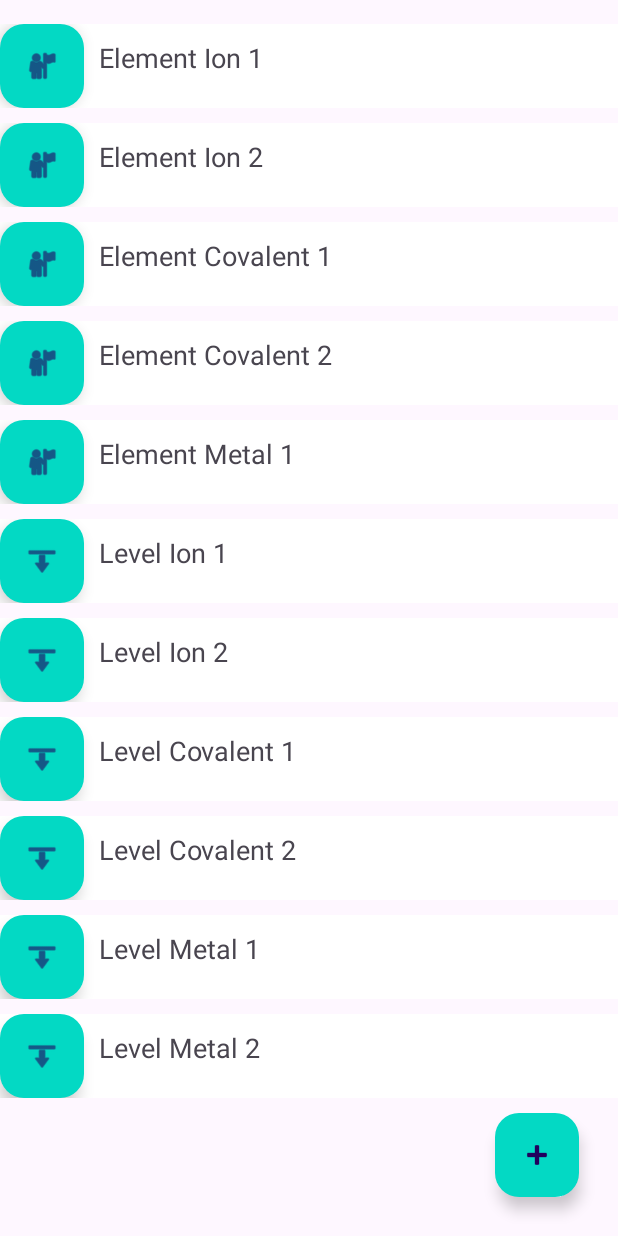
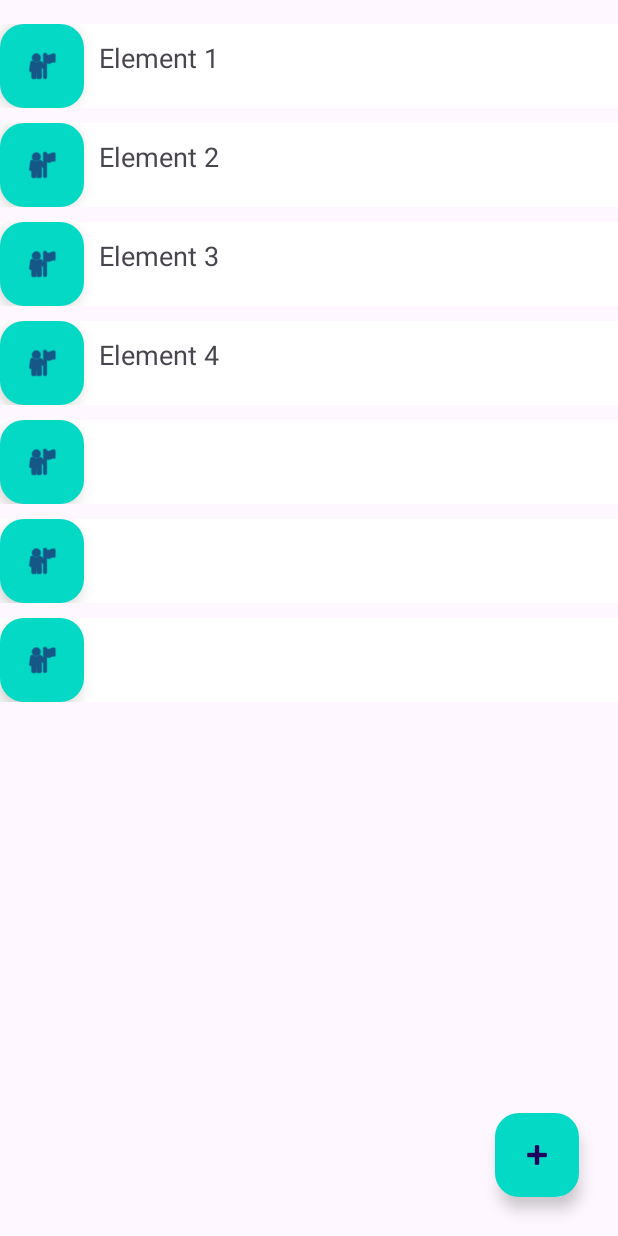
Before and after one commit to jonasMapuche/recipe-android, an Android app: the layout content_main.xml on its own in the app's theme, with its tools: preview values and no code run, on a phone screen of 412 x 824 dp. Run offline under Robolectric (Android 15) with nearby library versions, the phone set to English and light mode, and no system bars.

Commit message:
Inclusão Conexão Java Spring Bot
Alteração para inclusão da conexão através de Web Services ao  projeto Recipe em Java Spring Bot.

```diff
--- a/app/build.gradle.kts
+++ b/app/build.gradle.kts
@@ -45,4 +45,5 @@ dependencies {
     testImplementation("junit:junit:4.13.2")
     androidTestImplementation("androidx.test.ext:junit:1.1.5")
     androidTestImplementation("androidx.test.espresso:espresso-core:3.5.1")
+    implementation ("org.mongodb:mongo-java-driver:3.7.0")
 }
--- a/app/src/main/AndroidManifest.xml
+++ b/app/src/main/AndroidManifest.xml
@@ -1,6 +1,9 @@
 <?xml version="1.0" encoding="utf-8"?>
 <manifest xmlns:android="http://schemas.android.com/apk/res/android"
     xmlns:tools="http://schemas.android.com/tools">
+
+    <uses-permission android:name="android.permission.INTERNET" />
+    <uses-permission android:name="android.permission.ACCESS_NETWORK_STATE" />
 
     <application
         android:allowBackup="true"
@@ -11,6 +14,7 @@
         android:roundIcon="@mipmap/ic_launcher_round"
         android:supportsRtl="true"
         android:theme="@style/Theme.Recipe"
+        android:networkSecurityConfig="@xml/network_security_config"
         tools:targetApi="31">
         <activity
             android:name=".MainActivity"
--- a/app/src/main/res/layout/content_main.xml
+++ b/app/src/main/res/layout/content_main.xml
@@ -19,7 +19,7 @@
             app:layout_constraintTop_toTopOf="parent">
 
             <LinearLayout
-                android:id="@+id/liner_element_ion_1"
+                android:id="@+id/liner_element_1"
                 android:layout_width="match_parent"
                 android:layout_height="wrap_content"
                 android:layout_marginBottom="10dp"
@@ -27,30 +27,30 @@
                 android:orientation="horizontal">
 
                 <com.google.android.material.floatingactionbutton.FloatingActionButton
-                    android:id="@+id/floating_element_ion_1"
+                    android:id="@+id/floating_element_1"
                     android:layout_width="match_parent"
                     android:layout_height="wrap_content"
                     android:layout_weight="1"
                     android:clickable="true"
                     android:backgroundTint="@color/fab"
-                    android:contentDescription="@string/text_element_ion_1"
-                    android:labelFor="@id/text_element_ion_1"
+                    android:contentDescription="@string/text_element_1"
+                    android:labelFor="@id/text_element_1"
                     app:srcCompat="@android:drawable/ic_menu_myplaces" />
 
                 <TextView
-                    android:id="@+id/text_element_ion_1"
+                    android:id="@+id/text_element_1"
                     android:layout_width="wrap_content"
                     android:layout_height="wrap_content"
                     android:layout_marginStart="10dp"
                     android:layout_marginTop="10dp"
                     android:layout_weight="1"
-                    android:text="@string/text_element_ion_1"
+                    android:text="@string/text_element_1"
                     android:textAlignment="gravity"
                     android:textSize="18sp" />
             </LinearLayout>
 
             <LinearLayout
-                android:id="@+id/liner_element_ion_2"
+                android:id="@+id/liner_element_2"
                 android:layout_width="match_parent"
                 android:layout_height="wrap_content"
                 android:layout_marginBottom="10dp"
@@ -58,30 +58,30 @@
                 android:orientation="horizontal">
 
                 <com.google.android.material.floatingactionbutton.FloatingActionButton
-                    android:id="@+id/floating_element_ion_2"
+                    android:id="@+id/floating_element_2"
                     android:layout_width="match_parent"
                     android:layout_height="wrap_content"
                     android:layout_weight="1"
                     android:clickable="true"
                     android:backgroundTint="@color/fab"
-                    android:contentDescription="@string/text_element_ion_2"
-                    android:labelFor="@id/text_element_ion_2"
+                    android:contentDescription="@string/text_element_2"
+                    android:labelFor="@id/text_element_2"
                     app:srcCompat="@android:drawable/ic_menu_myplaces" />
 
                 <TextView
-                    android:id="@+id/text_element_ion_2"
+                    android:id="@+id/text_element_2"
                     android:layout_width="wrap_content"
                     android:layout_height="wrap_content"
                     android:layout_marginStart="10dp"
                     android:layout_marginTop="10dp"
                     android:layout_weight="1"
-                    android:text="@string/text_element_ion_2"
+                    android:text="@string/text_element_2"
                     android:textAlignment="gravity"
                     android:textSize="18sp" />
             </LinearLayout>
 
             <LinearLayout
-                android:id="@+id/liner_element_cov_1"
+                android:id="@+id/liner_element_3"
                 android:layout_width="match_parent"
                 android:layout_height="wrap_content"
                 android:layout_marginBottom="10dp"
@@ -89,30 +89,30 @@
                 android:orientation="horizontal">
 
                 <com.google.android.material.floatingactionbutton.FloatingActionButton
-                    android:id="@+id/floating_element_cov_1"
+                    android:id="@+id/floating_element_3"
                     android:layout_width="match_parent"
                     android:layout_height="wrap_content"
                     android:layout_weight="1"
                     android:clickable="true"
                     android:backgroundTint="@color/fab"
-                    android:contentDescription="@string/text_element_cov_1"
-                    android:labelFor="@id/text_element_cov_1"
+                    android:contentDescription="@string/text_element_3"
+                    android:labelFor="@id/text_element_3"
                     app:srcCompat="@android:drawable/ic_menu_myplaces" />
 
                 <TextView
-                    android:id="@+id/text_element_cov_1"
+                    android:id="@+id/text_element_3"
                     android:layout_width="wrap_content"
                     android:layout_height="wrap_content"
                     android:layout_marginStart="10dp"
                     android:layout_marginTop="10dp"
                     android:layout_weight="1"
-                    android:text="@string/text_element_cov_1"
+                    android:text="@string/text_element_3"
                     android:textAlignment="gravity"
                     android:textSize="18sp" />
             </LinearLayout>
 
             <LinearLayout
-                android:id="@+id/liner_element_cov_2"
+                android:id="@+id/liner_element_4"
                 android:layout_width="match_parent"
                 android:layout_height="wrap_content"
                 android:layout_marginBottom="10dp"
@@ -120,30 +120,30 @@
                 android:orientation="horizontal">
 
                 <com.google.android.material.floatingactionbutton.FloatingActionButton
-                    android:id="@+id/floating_element_cov_2"
+                    android:id="@+id/floating_element_4"
                     android:layout_width="match_parent"
                     android:layout_height="wrap_content"
                     android:layout_weight="1"
                     android:clickable="true"
                     android:backgroundTint="@color/fab"
-                    android:contentDescription="@string/text_element_cov_2"
-                    android:labelFor="@id/text_element_cov_2"
+                    android:contentDescription="@string/text_element_4"
+                    android:labelFor="@id/text_element_4"
                     app:srcCompat="@android:drawable/ic_menu_myplaces" />
 
                 <TextView
-                    android:id="@+id/text_element_cov_2"
+                    android:id="@+id/text_element_4"
                     android:layout_width="wrap_content"
                     android:layout_height="wrap_content"
                     android:layout_marginStart="10dp"
                     android:layout_marginTop="10dp"
                     android:layout_weight="1"
-                    android:text="@string/text_element_cov_2"
+                    android:text="@string/text_element_4"
                     android:textAlignment="gravity"
                     android:textSize="18sp" />
             </LinearLayout>
 
             <LinearLayout
-                android:id="@+id/liner_element_metal_1"
+                android:id="@+id/liner_element_5"
                 android:layout_width="match_parent"
                 android:layout_height="wrap_content"
                 android:layout_marginBottom="10dp"
@@ -151,30 +151,30 @@
                 android:orientation="horizontal">
 
                 <com.google.android.material.floatingactionbutton.FloatingActionButton
-                    android:id="@+id/floating_element_metal_1"
+                    android:id="@+id/floating_element_5"
                     android:layout_width="match_parent"
                     android:layout_height="wrap_content"
                     android:layout_weight="1"
                     android:clickable="true"
                     android:backgroundTint="@color/fab"
-                    android:contentDescription="@string/text_element_metal_1"
-                    android:labelFor="@id/text_element_metal_1"
+                    android:contentDescription="@string/text_element_5"
+                    android:labelFor="@id/text_element_5"
                     app:srcCompat="@android:drawable/ic_menu_myplaces" />
 
                 <TextView
-                    android:id="@+id/text_element_metal_1"
+                    android:id="@+id/text_element_5"
                     android:layout_width="wrap_content"
                     android:layout_height="wrap_content"
                     android:layout_marginStart="10dp"
                     android:layout_marginTop="10dp"
                     android:layout_weight="1"
-                    android:text="@string/text_element_metal_1"
+                    android:text="@string/text_element_5"
                     android:textAlignment="gravity"
                     android:textSize="18sp" />
             </LinearLayout>
 
             <LinearLayout
-                android:id="@+id/liner_level_ion_1"
+                android:id="@+id/liner_element_6"
                 android:layout_width="match_parent"
                 android:layout_height="wrap_content"
                 android:layout_marginBottom="10dp"
@@ -182,31 +182,30 @@
                 android:orientation="horizontal">
 
                 <com.google.android.material.floatingactionbutton.FloatingActionButton
-                    android:id="@+id/floating_level_ion_1"
+                    android:id="@+id/floating_elemtent_6"
                     android:layout_width="match_parent"
                     android:layout_height="wrap_content"
                     android:layout_weight="1"
                     android:clickable="true"
                     android:backgroundTint="@color/fab"
-                    android:contentDescription="@string/text_level_ion_1"
-                    android:labelFor="@id/text_level_ion_1"
-                    android:rotation="180"
-                    android:src="@android:drawable/ic_menu_upload" />
+                    android:contentDescription="@string/text_element_6"
+                    android:labelFor="@id/text_element_6"
+                    android:src="@android:drawable/ic_menu_myplaces" />
 
                 <TextView
-                    android:id="@+id/text_level_ion_1"
+                    android:id="@+id/text_element_6"
                     android:layout_width="wrap_content"
                     android:layout_height="wrap_content"
                     android:layout_marginStart="10dp"
                     android:layout_marginTop="10dp"
                     android:layout_weight="1"
-                    android:text="@string/text_level_ion_1"
+                    android:text="@string/text_element_6"
                     android:textAlignment="gravity"
                     android:textSize="18sp" />
             </LinearLayout>
 
             <LinearLayout
-                android:id="@+id/liner_level_ion_2"
+                android:id="@+id/liner_element_7"
                 android:layout_width="match_parent"
                 android:layout_height="wrap_content"
                 android:layout_marginBottom="10dp"
@@ -214,31 +213,30 @@
                 android:orientation="horizontal">
 
                 <com.google.android.material.floatingactionbutton.FloatingActionButton
-                    android:id="@+id/floating_level_ion_2"
+                    android:id="@+id/floating_element_7"
                     android:layout_width="match_parent"
                     android:layout_height="wrap_content"
                     android:layout_weight="1"
                     android:clickable="true"
                     android:backgroundTint="@color/fab"
-                    android:contentDescription="@string/text_level_ion_2"
-                    android:labelFor="@id/text_level_ion_2"
-                    android:rotation="180"
-                    android:src="@android:drawable/ic_menu_upload" />
+                    android:contentDescription="@string/text_element_7"
+                    android:labelFor="@id/text_element_7"
+                    android:src="@android:drawable/ic_menu_myplaces" />
 
                 <TextView
-                    android:id="@+id/text_level_ion_2"
+                    android:id="@+id/text_element_7"
                     android:layout_width="wrap_content"
                     android:layout_height="wrap_content"
                     android:layout_marginStart="10dp"
                     android:layout_marginTop="10dp"
                     android:layout_weight="1"
-                    android:text="@string/text_level_ion_2"
+                    android:text="@string/text_element_7"
                     android:textAlignment="gravity"
                     android:textSize="18sp" />
             </LinearLayout>
-
+<!--
             <LinearLayout
-                android:id="@+id/liner_level_cov_1"
+                android:id="@+id/liner_element_8"
                 android:layout_width="match_parent"
                 android:layout_height="wrap_content"
                 android:layout_marginBottom="10dp"
@@ -246,31 +244,31 @@
                 android:orientation="horizontal">
 
                 <com.google.android.material.floatingactionbutton.FloatingActionButton
-                    android:id="@+id/floating_level_cov_1"
+                    android:id="@+id/floating_element_8"
                     android:layout_width="match_parent"
                     android:layout_height="wrap_content"
                     android:layout_weight="1"
                     android:clickable="true"
                     android:backgroundTint="@color/fab"
-                    android:contentDescription="@string/text_level_cov_1"
-                    android:labelFor="@id/text_level_cov_1"
+                    android:contentDescription="@string/text_element_8"
+                    android:labelFor="@id/text_element_8"
                     android:rotation="180"
                     android:src="@android:drawable/ic_menu_upload" />
 
                 <TextView
-                    android:id="@+id/text_level_cov_1"
+                    android:id="@+id/text_element_8"
                     android:layout_width="wrap_content"
                     android:layout_height="wrap_content"
                     android:layout_marginStart="10dp"
                     android:layout_marginTop="10dp"
                     android:layout_weight="1"
-                    android:text="@string/text_level_cov_1"
+                    android:text="@string/text_element_8"
                     android:textAlignment="gravity"
                     android:textSize="18sp" />
             </LinearLayout>
 
             <LinearLayout
-                android:id="@+id/liner_level_cov_2"
+                android:id="@+id/liner_element_9"
                 android:layout_width="match_parent"
                 android:layout_height="wrap_content"
                 android:layout_marginBottom="10dp"
@@ -278,31 +276,31 @@
                 android:orientation="horizontal">
 
                 <com.google.android.material.floatingactionbutton.FloatingActionButton
-                    android:id="@+id/floating_level_cov_2"
+                    android:id="@+id/floating_element_9"
                     android:layout_width="match_parent"
                     android:layout_height="wrap_content"
                     android:layout_weight="1"
                     android:clickable="true"
                     android:backgroundTint="@color/fab"
-                    android:contentDescription="@string/text_level_cov_2"
-                    android:labelFor="@id/text_level_cov_2"
+                    android:contentDescription="@string/text_element_9"
+                    android:labelFor="@id/text_element_9"
                     android:rotation="180"
                     android:src="@android:drawable/ic_menu_upload" />
 
                 <TextView
-                    android:id="@+id/text_level_cov_2"
+                    android:id="@+id/text_element_9"
                     android:layout_width="wrap_content"
                     android:layout_height="wrap_content"
                     android:layout_marginStart="10dp"
                     android:layout_marginTop="10dp"
                     android:layout_weight="1"
-                    android:text="@string/text_level_cov_2"
+                    android:text="@string/text_element_9"
                     android:textAlignment="gravity"
                     android:textSize="18sp" />
             </LinearLayout>
 
             <LinearLayout
-                android:id="@+id/liner_level_metal_1"
+                android:id="@+id/liner_element_10"
                 android:layout_width="match_parent"
                 android:layout_height="wrap_content"
                 android:layout_marginBottom="10dp"
@@ -311,31 +309,31 @@
                 android:orientation="horizontal">
 
                 <com.google.android.material.floatingactionbutton.FloatingActionButton
-                    android:id="@+id/floating_level_metal_1"
+                    android:id="@+id/floating_element_10"
                     android:layout_width="match_parent"
                     android:layout_height="wrap_content"
                     android:layout_weight="1"
                     android:clickable="true"
                     android:backgroundTint="@color/fab"
-                    android:contentDescription="@string/text_level_metal_1"
-                    android:labelFor="@id/text_level_metal_1"
+                    android:contentDescription="@string/text_element_10"
+                    android:labelFor="@id/text_element_10"
                     android:rotation="180"
                     android:src="@android:drawable/ic_menu_upload" />
 
                 <TextView
-                    android:id="@+id/text_level_metal_1"
+                    android:id="@+id/text_element_10"
                     android:layout_width="wrap_content"
                     android:layout_height="wrap_content"
                     android:layout_marginStart="10dp"
                     android:layout_marginTop="10dp"
                     android:layout_weight="1"
-                    android:text="@string/text_level_metal_1"
+                    android:text="@string/text_element_10"
                     android:textAlignment="gravity"
                     android:textSize="18sp" />
             </LinearLayout>
 
             <LinearLayout
-                android:id="@+id/liner_level_metal_2"
+                android:id="@+id/liner_element_11"
                 android:layout_width="match_parent"
                 android:layout_height="wrap_content"
                 android:layout_marginBottom="10dp"
@@ -343,28 +341,29 @@
                 android:orientation="horizontal">
 
                 <com.google.android.material.floatingactionbutton.FloatingActionButton
-                    android:id="@+id/floating_level_metal_2"
+                    android:id="@+id/floating_element_11"
                     android:layout_width="match_parent"
                     android:layout_height="wrap_content"
                     android:layout_weight="1"
                     android:clickable="true"
                     android:backgroundTint="@color/fab"
-                    android:contentDescription="@string/text_level_metal_2"
-                    android:labelFor="@id/text_level_metal_2"
+                    android:contentDescription="@string/text_element_11"
+                    android:labelFor="@id/text_element_11"
                     android:rotation="180"
                     android:src="@android:drawable/ic_menu_upload" />
 
                 <TextView
-                    android:id="@+id/text_level_metal_2"
+                    android:id="@+id/text_element_11"
                     android:layout_width="wrap_content"
                     android:layout_height="wrap_content"
                     android:layout_marginStart="10dp"
                     android:layout_marginTop="10dp"
                     android:layout_weight="1"
-                    android:text="@string/text_level_metal_2"
+                    android:text="@string/text_element_11"
                     android:textAlignment="gravity"
                     android:textSize="18sp" />
             </LinearLayout>
+-->
         </LinearLayout>
 
     </androidx.core.widget.NestedScrollView>
--- a/app/src/main/res/values/strings.xml
+++ b/app/src/main/res/values/strings.xml
@@ -19,17 +19,17 @@
     <string name="navigation_drawer_open">Drawer Open</string>
     <string name="navigation_drawer_close">Drawer Closed</string>
 
-    <string name="text_element_ion_1">Element Ion 1</string>
-    <string name="text_element_ion_2">Element Ion 2</string>
-    <string name="text_element_cov_1">Element Covalent 1</string>
-    <string name="text_element_cov_2">Element Covalent 2</string>
-    <string name="text_element_metal_1">Element Metal 1</string>
-    <string name="text_element_metal_2">Element Metal 2</string>
-    <string name="text_level_ion_1">Level Ion 1</string>
-    <string name="text_level_ion_2">Level Ion 2</string>
-    <string name="text_level_cov_1">Level Covalent 1</string>
-    <string name="text_level_cov_2">Level Covalent 2</string>
-    <string name="text_level_metal_1">Level Metal 1</string>
-    <string name="text_level_metal_2">Level Metal 2</string>
+    <string name="text_element_1">Element 1</string>
+    <string name="text_element_2">Element 2</string>
+    <string name="text_element_3">Element 3</string>
+    <string name="text_element_4">Element 4</string>
+    <string name="text_element_5"></string>
+    <string name="text_element_6"></string>
+    <string name="text_element_7"></string>
+    <string name="text_element_8"></string>
+    <string name="text_element_9"></string>
+    <string name="text_element_10"></string>
+    <string name="text_element_11"></string>
+    <string name="text_element_12"></string>
 
 </resources>
```
Also changed, not shown: app/src/main/java/br/com/stomach/recipe/MainActivity.java (+7 -1 lines), app/src/main/java/br/com/stomach/recipe/helpers/ConnectRecipe.java (added, +43 -0 lines), app/src/main/java/br/com/stomach/recipe/helpers/HttpRecipe.java (added, +58 -0 lines), app/src/main/java/br/com/stomach/recipe/models/ElementModel.java (added, +34 -0 lines), app/src/main/java/br/com/stomach/recipe/models/EquationModel.java (added, +46 -0 lines), app/src/main/java/br/com/stomach/recipe/views/MainView.java (+17 -4 lines), app/src/main/java/br/com/stomach/recipe/viewsmodels/EquationViewModel.java (added, +40 -0 lines), app/src/main/java/br/com/stomach/recipe/viewsmodels/MainViewModel.java (+20 -0 lines), app/src/main/java/br/com/stomach/recipe/viewsmodels/RecipeViewModel.java (added, +35 -0 lines), app/src/main/res/xml/network_security_config.xml (added, +10 -0 lines).
